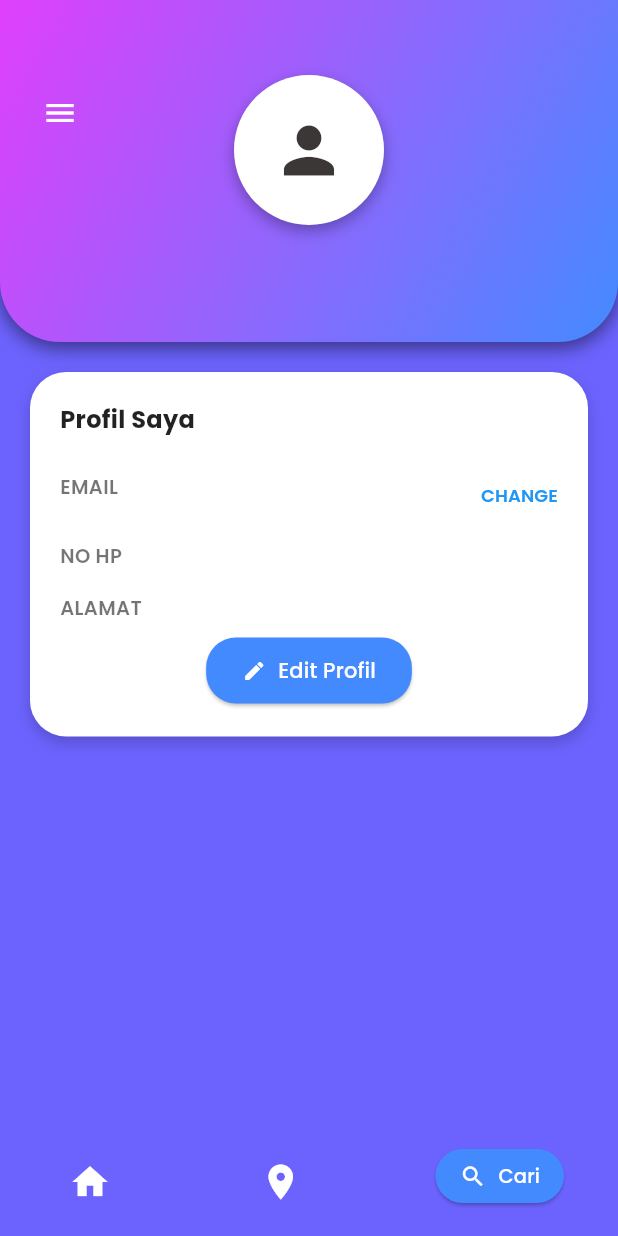
After one commit to Ryayaa/Sawit-2025, a Flutter app: the ProfileUser screen opened directly, on a phone screen of 412 x 824 dp. The commit adds this screen. Run offline on Flutter 3.47's test engine with Material 3 defaults, Android fonts, the phone set to English and light mode, and no system bars; our stand-ins replace cloud_firestore, firebase_auth, firebase_core, firebase_database, fl_chart, flutter_local_notifications and 5 more; accounts and stored records are empty; project files that could hold a hidden picture were left out.

Commit message:
ada file yang hilang waktu dulu pernah conflict dan sedikit penambahan

```diff
--- a/lib/screens/dashboard/dashboard_user.dart
+++ b/lib/screens/dashboard/dashboard_user.dart
@@ -7,7 +7,7 @@ import '../../constants.dart';
 import '../../responsive.dart';
 import '../../services/firebase_service.dart';
 import '../../models/sensor_reading.dart';
-import 'components/header.dart';
+import 'components/header_user.dart';
 import 'components/live_chart.dart';
 import 'components/cuaca_besok_widget.dart';
 import 'components/recent_measurements_table.dart';
@@ -61,7 +61,7 @@ class _DashboardUserState extends State<DashboardUser> {
                 padding: const EdgeInsets.all(defaultPadding),
                 child: Column(
                   children: [
-                    const Header(), // Will use default "Dashboard" title
+                    const HeaderUser(), // Will use default "Dashboard" title
                     const SizedBox(height: defaultPadding),
 
                     // Widget cuaca dan suhu
--- a/lib/screens/main/components/side_menu_user.dart
+++ b/lib/screens/main/components/side_menu_user.dart
@@ -1,6 +1,6 @@
 import 'package:flutter/material.dart';
 import 'package:flutter_svg/flutter_svg.dart';
-import 'package:admin/screens/profil/profil.dart';
+import 'package:admin/screens/profil/profil_user.dart';
 
 import '../../../screens/dashboard/dashboard_user.dart';
 import 'package:provider/provider.dart';
@@ -69,7 +69,7 @@ class SideMenuUser extends StatelessWidget {
             press: () {
               Navigator.push(
                 context,
-                MaterialPageRoute(builder: (context) => ProfilePage()),
+                MaterialPageRoute(builder: (context) => ProfileUser()),
               );
             },
           ),
--- /dev/null
+++ b/lib/screens/profil/profil_user.dart
@@ -0,0 +1,234 @@
+import 'package:flutter/material.dart';
+import 'package:firebase_auth/firebase_auth.dart';
+import 'package:firebase_database/firebase_database.dart';
+import 'package:admin/screens/profil/editprofilpage.dart' show EditProfilPage;
+import 'package:admin/screens/widgets/profile_row.dart' show ProfileRow;
+import 'package:admin/screens/main/components/side_menu_user.dart';
+
+class ProfileUser extends StatefulWidget {
+  const ProfileUser({Key? key}) : super(key: key);
+
+  @override
+  State<ProfileUser> createState() => _ProfileUserState();
+}
+
+class _ProfileUserState extends State<ProfileUser> {
+  final DatabaseReference _dbRef = FirebaseDatabase.instance.ref().child('User');
+  Map<String, dynamic>? userData;
+
+  @override
+  void initState() {
+    super.initState();
+    _loadUserData();
+  }
+
+  Future<void> _loadUserData() async {
+  final uid = FirebaseAuth.instance.currentUser?.uid;
+  print('Current UID: $uid');
+
+  if (uid != null) {
+    final snapshot = await _dbRef.child(uid).get();
+    if (snapshot.exists) {
+      print('Data snapshot: ${snapshot.value}');
+      final data = Map<String, dynamic>.from(snapshot.value as Map<Object?, Object?>);
+      setState(() {
+        userData = data;
+      });
+    } else {
+      print('No data found for UID $uid');
+    }
+  }
+}
+
+
+
+  @override
+  Widget build(BuildContext context) {
+    return Scaffold(
+      backgroundColor: const Color(0xFF6C63FF),
+      bottomNavigationBar: _buildBottomNavBar(),
+      drawer: const SideMenuUser(),
+      body: Column(
+        children: [
+          _buildHeader(context),
+          const SizedBox(height: 20),
+          _buildProfileCard(context),
+        ],
+      ),
+    );
+  }
+
+  Widget _buildBottomNavBar() {
+    return BottomAppBar(
+      color: Colors.transparent,
+      elevation: 0,
+      child: Padding(
+        padding: const EdgeInsets.symmetric(horizontal: 20, vertical: 10),
+        child: Row(
+          mainAxisAlignment: MainAxisAlignment.spaceBetween,
+          children: [
+            IconButton(
+              icon: const Icon(Icons.home, color: Colors.white, size: 28),
+              onPressed: () {},
+              tooltip: 'Home',
+            ),
+            IconButton(
+              icon: const Icon(Icons.location_on, color: Colors.white, size: 28),
+              onPressed: () {},
+              tooltip: 'Map',
+            ),
+            ElevatedButton.icon(
+              onPressed: () {},
+              icon: const Icon(Icons.search, size: 18),
+              label: const Text('Cari', style: TextStyle(fontSize: 13)),
+              style: ElevatedButton.styleFrom(
+                backgroundColor: Colors.blueAccent,
+                foregroundColor: Colors.white,
+                shape: RoundedRectangleBorder(borderRadius: BorderRadius.circular(20)),
+                padding: const EdgeInsets.symmetric(horizontal: 16, vertical: 8),
+              ),
+            ),
+          ],
+        ),
+      ),
+    );
+  }
+
+  Widget _buildHeader(BuildContext context) {
+    return Container(
+      decoration: BoxDecoration(
+        gradient: const LinearGradient(
+          colors: [Colors.purpleAccent, Colors.blueAccent],
+          begin: Alignment.topLeft,
+          end: Alignment.bottomRight,
+        ),
+        borderRadius: const BorderRadius.only(
+          bottomLeft: Radius.circular(40),
+          bottomRight: Radius.circular(40),
+        ),
+        boxShadow: [
+          BoxShadow(
+            color: Colors.black.withOpacity(0.5),
+            blurRadius: 10,
+            offset: const Offset(0, 4),
+          ),
+        ],
+      ),
+      padding: const EdgeInsets.only(top: 50, bottom: 40),
+      child: Stack(
+        children: [
+          Positioned(
+            left: 16,
+            top: 1,
+            child: Builder(
+              builder: (context) => IconButton(
+                icon: const Icon(Icons.menu, color: Colors.white),
+                onPressed: () => Scaffold.of(context).openDrawer(),
+              ),
+            ),
+          ),
+          Center(
+            child: Column(
+              children: [
+                Container(
+                  width: 100,
+                  height: 100,
+                  decoration: BoxDecoration(
+                    color: Colors.white,
+                    shape: BoxShape.circle,
+                    boxShadow: [
+                      BoxShadow(
+                        color: Colors.black.withOpacity(0.3),
+                        blurRadius: 8,
+                        offset: const Offset(0, 4),
+                      ),
+                    ],
+                  ),
+                  alignment: Alignment.center,
+                  child: const Icon(Icons.person, size: 50, color: Color.fromARGB(255, 59, 55, 55)),
+                ),
+                const SizedBox(height: 12),
+                Text(
+                  userData?['name'] ?? 'Loading...',
+                  style: const TextStyle(
+                    color: Colors.white,
+                    fontWeight: FontWeight.bold,
+                    fontSize: 18,
+                  ),
+                ),
+              ],
+            ),
+          ),
+        ],
+      ),
+    );
+  }
+
+  Widget _buildProfileCard(BuildContext context) {
+    return Container(
+      margin: const EdgeInsets.symmetric(horizontal: 20),
+      padding: const EdgeInsets.all(20),
+      decoration: BoxDecoration(
+        color: Colors.white,
+        borderRadius: BorderRadius.circular(24),
+        boxShadow: [
+          BoxShadow(
+            color: Colors.black.withOpacity(0.2),
+            blurRadius: 8,
+            offset: const Offset(0, 4),
+          ),
+        ],
+      ),
+      child: userData == null
+          ? const Center(child: CircularProgressIndicator())
+          : Column(
+              crossAxisAlignment: CrossAxisAlignment.start,
+              children: [
+                const Text('Profil Saya',
+                    style: TextStyle(fontWeight: FontWeight.w700, fontSize: 16, color: Colors.black87)),
+                const SizedBox(height: 16),
+                ProfileRow(label: 'EMAIL', value: userData?['email'] ?? '', actionText: 'CHANGE'),
+                ProfileRow(label: 'NO HP', value: userData?['nomor_telepon'] ?? '-', actionText: ''),
+                ProfileRow(label: 'ALAMAT', value: userData?['alamat'] ?? '-', actionText: ''),
+                Center(
+                  child: ElevatedButton.icon(
+                    onPressed: () {
+                      Navigator.push(
+                        context,
+                        PageRouteBuilder(
+                          transitionDuration: const Duration(milliseconds: 400),
+                          pageBuilder: (context, animation, secondaryAnimation) =>
+                              const EditProfilPage(),
+                          transitionsBuilder: (context, animation, secondaryAnimation, child) {
+                            final offsetAnimation = Tween<Offset>(
+                              begin: const Offset(0.0, 1.0),
+                              end: Offset.zero,
+                            ).animate(animation);
+                            final fadeAnimation = Tween<double>(
+                              begin: 0.0,
+                              end: 1.0,
+                            ).animate(animation);
+
+                            return SlideTransition(
+                              position: offsetAnimation,
+                              child: FadeTransition(opacity: fadeAnimation, child: child),
+                            );
+                          },
+                        ),
+                      );
+                    },
+                    icon: const Icon(Icons.edit, size: 16),
+                    label: const Text('Edit Profil', style: TextStyle(fontSize: 14)),
+                    style: ElevatedButton.styleFrom(
+                      backgroundColor: Colors.blueAccent,
+                      foregroundColor: Colors.white,
+                      shape: RoundedRectangleBorder(borderRadius: BorderRadius.circular(20)),
+                      padding: const EdgeInsets.symmetric(horizontal: 24, vertical: 12),
+                    ),
+                  ),
+                ),
+              ],
+            ),
+    );
+  }
+}
```
Also changed, not shown: lib/screens/dashboard/components/header_user.dart (added, +166 -0 lines).
